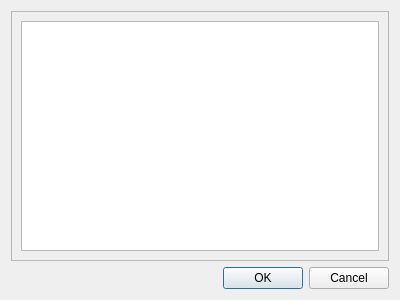
Before: the Qt Designer form ShipCAD/chooselayerdialog.ui in gpgreen/ShipCAD, drawn with Qt 5.
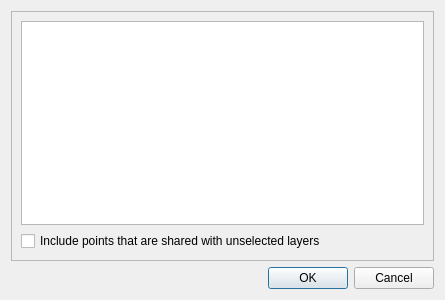
After: the same form once the commit is applied.

Diff of the .ui file:
```diff
--- a/ShipCAD/chooselayerdialog.ui
+++ b/ShipCAD/chooselayerdialog.ui
@@ -6,7 +6,7 @@
    <rect>
     <x>0</x>
     <y>0</y>
-    <width>400</width>
+    <width>445</width>
     <height>300</height>
    </rect>
   </property>
@@ -26,6 +26,13 @@
       <item>
        <widget class="QListView" name="layerListView"/>
       </item>
+      <item>
+       <widget class="QCheckBox" name="includePointsCheckBox">
+        <property name="text">
+         <string>Include points that are shared with unselected layers</string>
+        </property>
+       </widget>
+      </item>
      </layout>
     </widget>
    </item>
```
